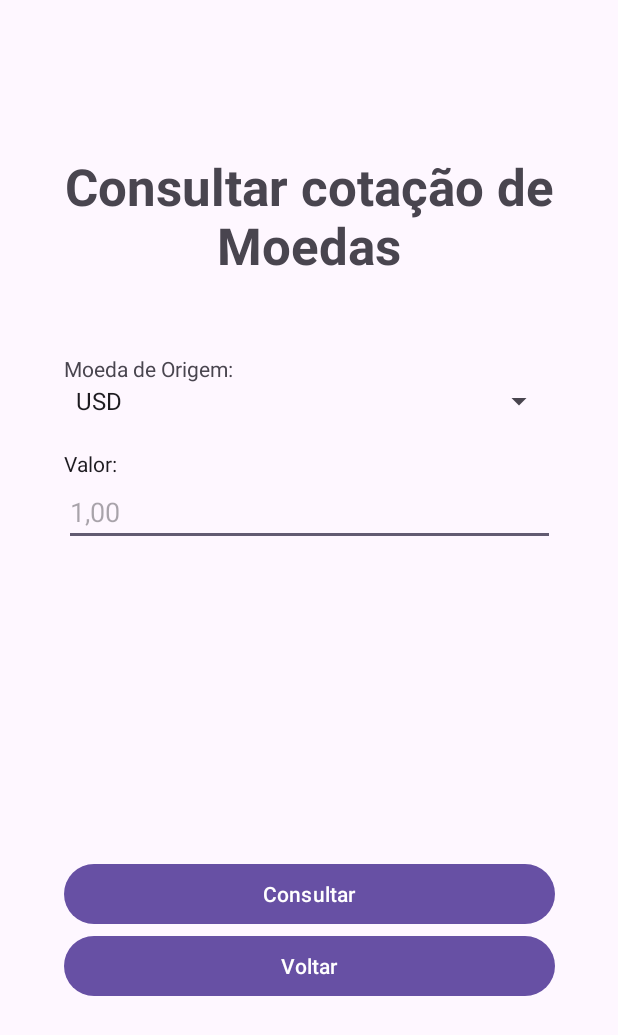
After one commit to kasayuri/ifsp, an Android app: the CurrencyActivity screen opened directly, with no data from a screen before it, on a phone screen of 412 x 824 dp. The commit adds this screen. Shown: the top 1035 px of the screen. Run offline under Robolectric (Android 15) with nearby library versions, the phone set to English and light mode, and no system bars.

Commit message:
Adicionado serviço de consulta a cotação via API Invertexto.

```diff
--- a/Dispositivos_Moveis_I/Modulo_3/Servicos/app/src/main/java/com/example/servicos/Constantes.java
+++ b/Dispositivos_Moveis_I/Modulo_3/Servicos/app/src/main/java/com/example/servicos/Constantes.java
@@ -2,5 +2,7 @@ package com.example.servicos;
 
 public class Constantes {
     public static String BASE_URL = "https://api.invertexto.com/";
-    public static String TOKEN = "";
+    public static String TOKEN_CEP = "";
+    public static String TOKEN_CURRENCY = "";
+
 }
--- /dev/null
+++ b/Dispositivos_Moveis_I/Modulo_3/Servicos/app/src/main/java/com/example/servicos/CurrencyActivity.java
@@ -0,0 +1,143 @@
+package com.example.servicos;
+
+import android.os.Bundle;
+import android.view.View;
+import android.widget.Button;
+import android.widget.EditText;
+import android.widget.ProgressBar;
+import android.widget.Spinner;
+import android.widget.TextView;
+import android.widget.Toast;
+
+import androidx.activity.EdgeToEdge;
+import androidx.appcompat.app.AppCompatActivity;
+import androidx.core.graphics.Insets;
+import androidx.core.view.ViewCompat;
+import androidx.core.view.WindowInsetsCompat;
+
+import com.example.servicos.api.InvertextoApi;
+import com.example.servicos.model.Cotacao;
+
+import java.util.Locale;
+import java.util.Map;
+
+import retrofit2.Call;
+import retrofit2.Callback;
+import retrofit2.Response;
+import retrofit2.Retrofit;
+import retrofit2.converter.gson.GsonConverterFactory;
+
+public class CurrencyActivity extends AppCompatActivity {
+    private ProgressBar progressBar;
+    private Button btConsultarCotacao;
+    private Button btVoltar;
+    private TextView tvResultadoCotacao;
+    private EditText etValor;
+    private Spinner spMoeda;
+
+    @Override
+    protected void onCreate(Bundle savedInstanceState) {
+        super.onCreate(savedInstanceState);
+        EdgeToEdge.enable(this);
+        setContentView(R.layout.activity_currency);
+        ViewCompat.setOnApplyWindowInsetsListener(findViewById(R.id.main), (v, insets) -> {
+            Insets systemBars = insets.getInsets(WindowInsetsCompat.Type.systemBars());
+            v.setPadding(systemBars.left, systemBars.top, systemBars.right, systemBars.bottom);
+            return insets;
+        });
+
+        // Cria as variáveis ligadas a View (xml)
+        etValor = findViewById(R.id.etValor);
+        btConsultarCotacao = findViewById(R.id.btConsultaConversao);
+        btVoltar = findViewById(R.id.btVoltar);
+        progressBar = findViewById(R.id.progressBar2);
+        tvResultadoCotacao = findViewById(R.id.tvResultadoCotacao);
+        spMoeda = findViewById(R.id.spMoeda);
+        spMoeda.setSelection(0);
+
+        // Adiciona listener nos botoes
+        btConsultarCotacao.setOnClickListener(new View.OnClickListener() {
+            @Override
+            public void onClick(View view){
+                consultar(spMoeda.getSelectedItem().toString() + "_BRL");
+            }
+        });
+
+        btVoltar.setOnClickListener(new View.OnClickListener() {
+            @Override
+            public void onClick(View view) {
+                finish();
+            }
+        });
+    }
+
+    private void consultar(String moeda){
+        progressBar.setVisibility(View.VISIBLE);
+        btConsultarCotacao.setEnabled(false);
+        tvResultadoCotacao.setText("");
+        if (etValor.getText().toString().isEmpty()){
+            etValor.setText("1");
+        }
+
+        Retrofit retrofit = new Retrofit.Builder()
+                .baseUrl(Constantes.BASE_URL)
+                .addConverterFactory(GsonConverterFactory.create())
+                .build();
+
+        InvertextoApi api = retrofit.create(InvertextoApi.class);
+
+        Call<Map<String, Cotacao>> call = api.getCotacao(
+                moeda,
+                Constantes.TOKEN_CURRENCY
+        );
+
+        call.enqueue(new Callback<Map<String, Cotacao>>() {
+            @Override
+            public void onResponse(Call<Map<String, Cotacao>> call, Response<Map<String, Cotacao>> response) {
+                progressBar.setVisibility(View.GONE);
+                btConsultarCotacao.setEnabled(true);
+
+                if (response.isSuccessful() && response.body() != null){
+                    Map<String, Cotacao> cotacoes = response.body();
+
+                    if (cotacoes.containsKey(moeda)) {
+                        Cotacao detalhe = cotacoes.get(moeda);
+                        StringBuilder resultado = new StringBuilder();
+
+                        if (detalhe != null) {
+                            resultado.append("  Cotação: R$ ").append(String.format(Locale.getDefault(),"%.4f", detalhe.getPrice())).append("\n");
+                            resultado.append("  Valor calculado: R$ ").append(detalhe.getPrice() * Double.parseDouble(etValor.getText().toString())).append("\n");
+                            resultado.append("  \nAtualizado em: ").append(detalhe.getTimestamp()).append("\n\n");
+
+                        } else {
+                            resultado.append("Detalhes da cotação não encontrados para " + moeda);
+                        }
+
+                        tvResultadoCotacao.setText(resultado.toString());
+                    } else {
+                        tvResultadoCotacao.setText("Nenhuma cotação encontrada para " + moeda);
+                    }
+
+                } else {
+                    // retornar erro
+                    Toast.makeText(
+                            CurrencyActivity.this,
+                            "Erro ao buscar cotações. Código: " + response.code(),
+                            Toast.LENGTH_LONG).show();
+                }
+            }
+
+            @Override
+            public void onFailure(Call<Map<String, Cotacao>> call, Throwable throwable) {
+                progressBar.setVisibility(View.GONE);
+                btConsultarCotacao.setEnabled(true);
+
+                Toast.makeText(
+                        CurrencyActivity.this,
+                        "Verifique sua conexão com a internet.",
+                        Toast.LENGTH_LONG).show();
+            }
+        });
+    }
+
+}
--- a/Dispositivos_Moveis_I/Modulo_3/Servicos/app/src/main/java/com/example/servicos/api/InvertextoApi.java
+++ b/Dispositivos_Moveis_I/Modulo_3/Servicos/app/src/main/java/com/example/servicos/api/InvertextoApi.java
@@ -1,6 +1,9 @@
 package com.example.servicos.api;
 
+import com.example.servicos.model.Cotacao;
 import com.example.servicos.model.Logradouro;
+
+import java.util.Map;
 
 import retrofit2.Call;
 import retrofit2.http.GET;
@@ -13,4 +16,10 @@ public interface InvertextoApi {
             @Path("numero") String numero,
             @Query("token") String token
     );
+
+    @GET("/v1/currency/{symbols}")
+    Call<Map<String,Cotacao>> getCotacao(
+            @Path("symbols") String symbols,
+            @Query("token") String token
+    );
 }
--- /dev/null
+++ b/Dispositivos_Moveis_I/Modulo_3/Servicos/app/src/main/res/layout/activity_currency.xml
@@ -0,0 +1,87 @@
+<?xml version="1.0" encoding="utf-8"?>
+<androidx.constraintlayout.widget.ConstraintLayout xmlns:android="http://schemas.android.com/apk/res/android"
+    xmlns:app="http://schemas.android.com/apk/res-auto"
+    xmlns:tools="http://schemas.android.com/tools"
+    android:id="@+id/main"
+    android:layout_width="match_parent"
+    android:layout_height="match_parent"
+    tools:context=".CurrencyActivity">
+
+    <LinearLayout
+        android:layout_width="327dp"
+        android:layout_height="622dp"
+        android:orientation="vertical"
+        app:layout_constraintBottom_toBottomOf="parent"
+        app:layout_constraintEnd_toEndOf="parent"
+        app:layout_constraintStart_toStartOf="parent"
+        app:layout_constraintTop_toTopOf="parent">
+
+        <TextView
+            android:id="@+id/textView3"
+            android:layout_width="match_parent"
+            android:layout_height="wrap_content"
+            android:text="Consultar cotação de Moedas"
+            android:textAlignment="center"
+            android:textAppearance="@style/TextAppearance.AppCompat.Display1"
+            android:textStyle="bold" />
+
+        <TextView
+            android:id="@+id/textView5"
+            android:layout_width="match_parent"
+            android:layout_height="wrap_content"
+            android:layout_marginTop="50sp"
+            android:text="Moeda de Origem:" />
+
+        <Spinner
+            android:id="@+id/spMoeda"
+            android:layout_width="match_parent"
+            android:layout_height="wrap_content"
+            android:entries="@array/currency_options" />
+
+        <TextView
+            android:id="@+id/textView4"
+            android:layout_width="match_parent"
+            android:layout_height="wrap_content"
+            android:layout_marginTop="20sp"
+            android:text="Valor:"
+            android:textAlignment="textStart"
+            android:textAppearance="@style/TextAppearance.AppCompat.Body1" />
+
+        <EditText
+            android:id="@+id/etValor"
+            android:layout_width="match_parent"
+            android:layout_height="wrap_content"
+            android:layout_marginTop="0sp"
+            android:ems="10"
+            android:hint="1,00"
+            android:inputType="numberDecimal" />
+
+        <ProgressBar
+            android:id="@+id/progressBar2"
+            style="?android:attr/progressBarStyle"
+            android:layout_width="match_parent"
+            android:layout_height="wrap_content"
+            android:visibility="gone" />
+
+        <TextView
+            android:id="@+id/tvResultadoCotacao"
+            android:layout_width="match_parent"
+            android:layout_height="138dp"
+            android:layout_marginTop="20sp"
+            android:textAlignment="center" />
+
+        <Button
+            android:id="@+id/btConsultaConversao"
+            android:layout_width="match_parent"
+            android:layout_height="wrap_content"
+            android:layout_marginTop="50sp"
+            android:text="Consultar" />
+
+        <Button
+            android:id="@+id/btVoltar"
+            android:layout_width="match_parent"
+            android:layout_height="wrap_content"
+            android:text="Voltar" />
+
+    </LinearLayout>
+</androidx.constraintlayout.widget.ConstraintLayout>
--- a/Dispositivos_Moveis_I/Modulo_3/Servicos/app/src/main/res/layout/activity_main.xml
+++ b/Dispositivos_Moveis_I/Modulo_3/Servicos/app/src/main/res/layout/activity_main.xml
@@ -5,7 +5,7 @@
     android:id="@+id/main"
     android:layout_width="match_parent"
     android:layout_height="match_parent"
-    tools:context=".MainActivity">
+    tools:context=".CepActivity">
 
     <LinearLayout
         android:layout_width="0dp"
--- a/Dispositivos_Moveis_I/Modulo_3/Servicos/app/src/main/res/values/strings.xml
+++ b/Dispositivos_Moveis_I/Modulo_3/Servicos/app/src/main/res/values/strings.xml
@@ -3,4 +3,21 @@
     <string name="informacoes">Informações</string>
     <string name="digite_o_cep">Digite o cep para buscar o endereço</string>
     <string name="buscar">Buscar</string>
+    <string name="consultar_cep">Consultar CEP</string>
+    <string name="consultar_cotacao">Consultar Cotação</string>
+    <string name="bem_vindo">Seja bem vindo ao nosso app de Serviços</string>
+
+    <string-array name="currency_options">
+        <item>USD</item>
+        <item>EUR</item>
+        <item>JPY</item>
+        <item>GBP</item>
+        <item>CAD</item>
+        <item>NZD</item>
+        <item>CAD</item>
+        <item>AUD</item>
+        <item>CHF</item>
+        <item>KRW</item>
+    </string-array>
+
 </resources>
--- a/Dispositivos_Moveis_I/Modulo_3/Servicos/gradle/libs.versions.toml
+++ b/Dispositivos_Moveis_I/Modulo_3/Servicos/gradle/libs.versions.toml
@@ -1,5 +1,5 @@
 [versions]
-agp = "8.12.2"
+agp = "8.12.3"
 junit = "4.13.2"
 junitVersion = "1.3.0"
 espressoCore = "3.7.0"
```
Also changed, not shown: Dispositivos_Moveis_I/Modulo_3/Servicos/app/src/main/AndroidManifest.xml (+7 -1 lines), Dispositivos_Moveis_I/Modulo_3/Servicos/app/src/main/java/com/example/servicos/CepActivity.java (renamed from Dispositivos_Moveis_I/Modulo_3/Servicos/app/src/main/java/com/example/servicos/MainActivity.java, +4 -8 lines), Dispositivos_Moveis_I/Modulo_3/Servicos/app/src/main/java/com/example/servicos/Main2Activity.java (added, +49 -0 lines), Dispositivos_Moveis_I/Modulo_3/Servicos/app/src/main/java/com/example/servicos/model/Cotacao.java (added, +24 -0 lines), Dispositivos_Moveis_I/Modulo_3/Servicos/app/src/main/res/layout/activity_main2.xml (added, +49 -0 lines).
